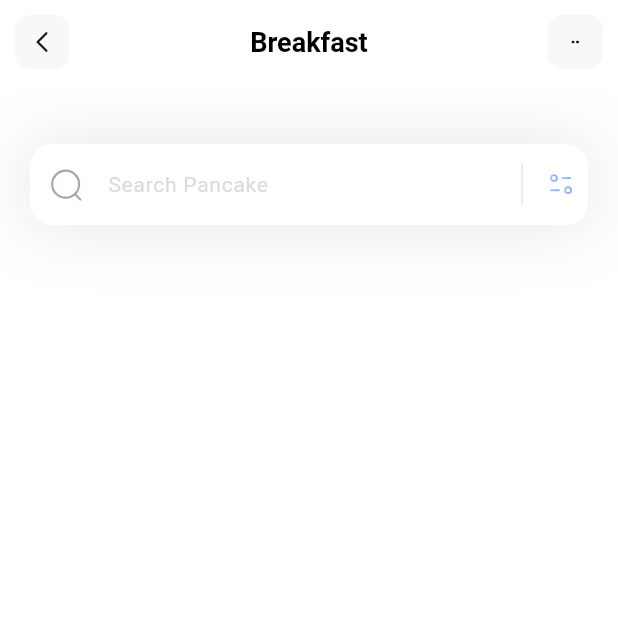
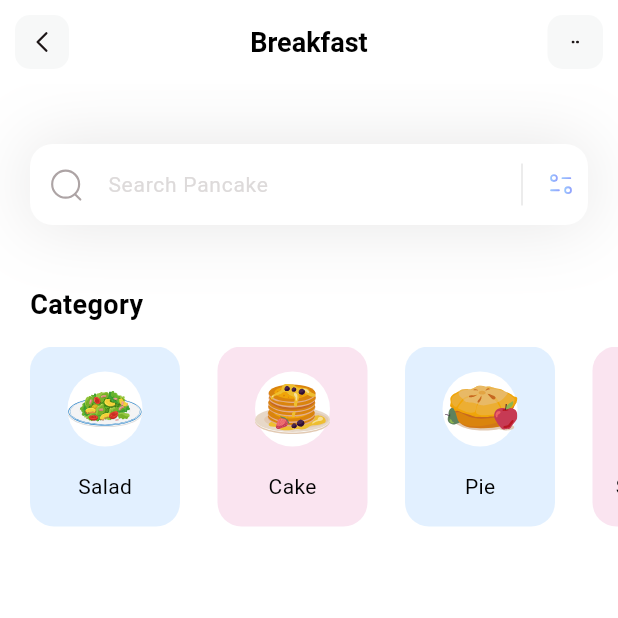
Before and after one commit to TanKhoa1709/fitness-app, a Flutter app: the screen it shows after launch, on a phone screen of 412 x 824 dp, the top half of it. Run offline on Flutter 3.47's test engine with Material 3 defaults, Android fonts, the phone set to English and light mode, and no system bars; our stand-ins replace flutter_svg.

Commit message:
add category section

```diff
--- /dev/null
+++ b/lib/models/category_model.dart
@@ -0,0 +1,36 @@
+import 'package:flutter/material.dart';
+
+class CategoryModel {
+  String name;
+  String iconPath;
+  Color boxColor;
+
+  CategoryModel(
+      {required this.name, required this.iconPath, required this.boxColor});
+
+  static List<CategoryModel> getCategories() {
+    List<CategoryModel> categories = [];
+
+    categories.add(CategoryModel(
+        name: 'Salad',
+        iconPath: 'assets/icons/plate.svg',
+        boxColor: Color(0xff9DCEFF)));
+
+    categories.add(CategoryModel(
+        name: 'Cake',
+        iconPath: 'assets/icons/pancakes.svg',
+        boxColor: Color(0xffEEA4CE)));
+
+    categories.add(CategoryModel(
+        name: 'Pie',
+        iconPath: 'assets/icons/pie.svg',
+        boxColor: Color(0xff9DCEFF)));
+
+    categories.add(CategoryModel(
+        name: 'Smoothies',
+        iconPath: 'assets/icons/orange-snacks.svg',
+        boxColor: Color(0xffEEA4CE)));
+
+    return categories;
+  }
+}
--- a/lib/pages/home.dart
+++ b/lib/pages/home.dart
@@ -1,19 +1,95 @@
+import 'package:fitness/models/category_model.dart';
 import 'package:flutter/material.dart';
 import 'package:flutter_svg/flutter_svg.dart';
 
-class HomePage extends StatelessWidget {
+class HomePage extends StatefulWidget {
   const HomePage({super.key});
 
   @override
+  State<HomePage> createState() => _HomePageState();
+}
+
+class _HomePageState extends State<HomePage> {
+  List<CategoryModel> categories = [];
+
+  void _getCategories() {
+    categories = CategoryModel.getCategories();
+  }
+
+  @override
   Widget build(BuildContext context) {
+    _getCategories();
     return Scaffold(
       appBar: appBar(),
       backgroundColor: Colors.white,
       body: Column(
+        crossAxisAlignment: CrossAxisAlignment.start,
         children: [
           _searchField(),
+          SizedBox(height: 40),
+          _categoriesSection(),
         ],
       ),
+    );
+  }
+
+  Column _categoriesSection() {
+    return Column(
+      crossAxisAlignment: CrossAxisAlignment.start,
+      children: [
+        Padding(
+          padding: const EdgeInsets.only(left: 20),
+          child: Text(
+            'Category',
+            style: TextStyle(
+              color: Colors.black,
+              fontSize: 18,
+              fontWeight: FontWeight.w600,
+            ),
+          ),
+        ),
+        SizedBox(height: 15),
+        SizedBox(
+          height: 120,
+          child: ListView.separated(
+            itemCount: categories.length,
+            scrollDirection: Axis.horizontal,
+            padding: EdgeInsets.only(left: 20, right: 20),
+            separatorBuilder: (context, index) => SizedBox(width: 25),
+            itemBuilder: (context, index) {
+              return Container(
+                width: 100,
+                decoration: BoxDecoration(
+                  color: categories[index].boxColor.withValues(alpha: 0.3),
+                  borderRadius: BorderRadius.circular(16),
+                ),
+                child: Column(
+                  mainAxisAlignment: MainAxisAlignment.spaceEvenly,
+                  children: [
+                    Container(
+                      width: 50,
+                      height: 50,
+                      decoration: BoxDecoration(
+                        color: Colors.white,
+                        shape: BoxShape.circle,
+                      ),
+                      child: SvgPicture.asset(categories[index].iconPath),
+                    ),
+                    Text(
+                      categories[index].name,
+                      style: TextStyle(
+                        fontSize: 14,
+                        color: Colors.black,
+                        fontWeight: FontWeight.w400,
+                      ),
+                    ),
+                  ],
+                ),
+              );
+            },
+          ),
+        ),
+      ],
     );
   }
 
```
Also changed, not shown: assets/icons/orange-snacks.svg (added), assets/icons/pancakes.svg (added), assets/icons/pie.svg (added), assets/icons/plate.svg (added).
